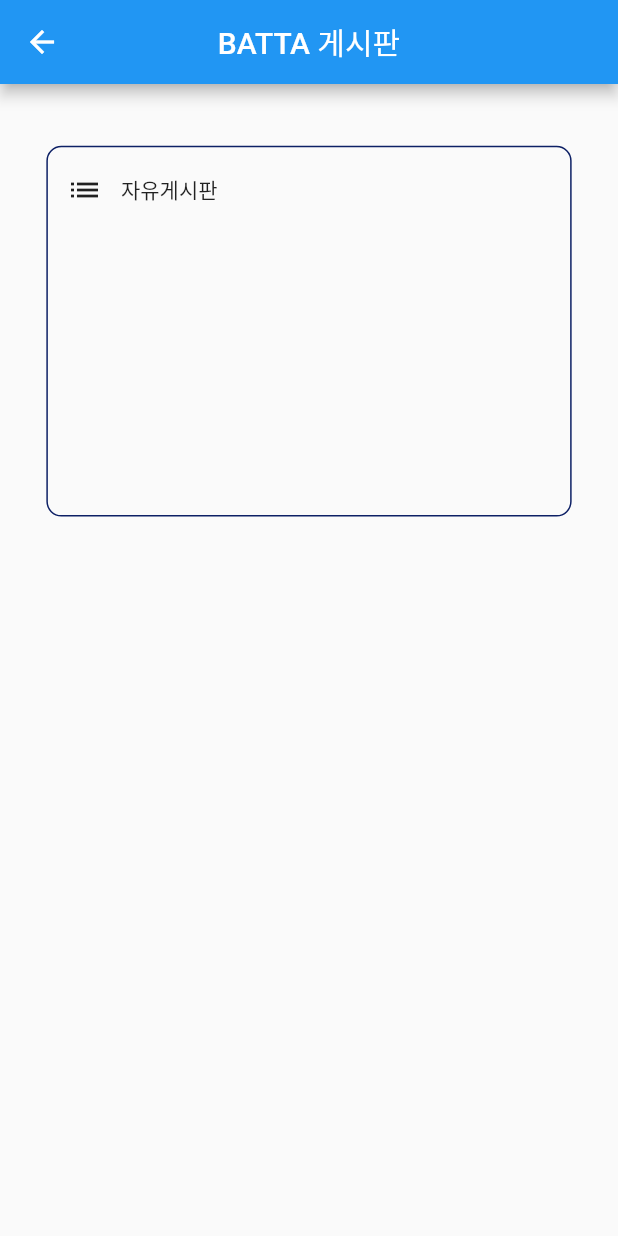
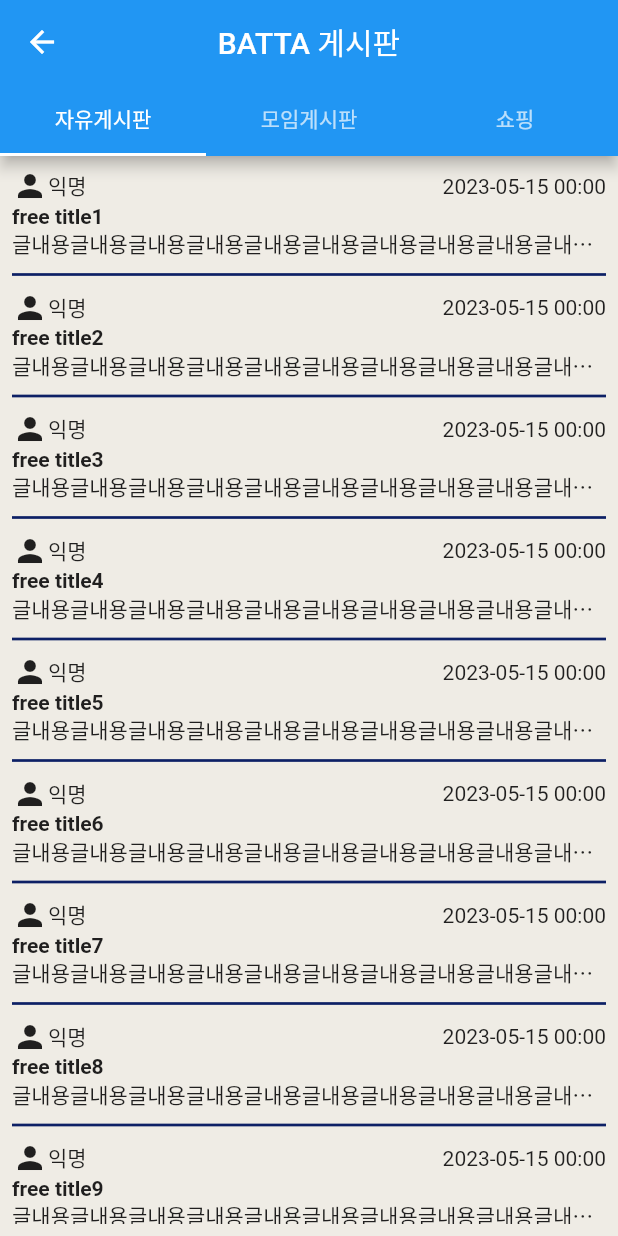
Before and after one commit to bioroid17/MediaProject, a Flutter app: the BoardListScreen screen opened directly, on a phone screen of 412 x 824 dp. Run offline on Flutter 3.47's test engine with Material 2 defaults, Android fonts, the phone set to English and light mode, and no system bars.

Commit message:
게시판 리스트 및 내용 보기 UI 구현

```diff
--- /dev/null
+++ b/batta/lib/screen/screen_board.dart
@@ -0,0 +1,46 @@
+import 'package:batta/widget/widget_board.dart';
+import 'package:flutter/material.dart';
+
+class BoardScreen extends StatefulWidget {
+  final String type;
+
+  const BoardScreen({
+    super.key,
+    required this.type,
+  });
+
+  @override
+  State<BoardScreen> createState() => _BoardScreenState();
+}
+
+class _BoardScreenState extends State<BoardScreen> {
+  @override
+  Widget build(BuildContext context) {
+    return SafeArea(
+      child: Padding(
+        padding: const EdgeInsets.all(8.0),
+        child: ListView.separated(
+          scrollDirection: Axis.vertical,
+          itemBuilder: (context, index) {
+            return Board(
+              boardNum: "$index",
+              type: widget.type,
+              title: "${widget.type} title${index + 1}",
+              content:
+                  "글내용글내용글내용글내용글내용글내용글내용글내용글내용글내용글내용글내용글내용글내용글내용글내용글내용글내용글내용글내용글내용글내용글내용글내용글내용글내용글내용글내용글내용글내용글내용글내용글내용글내용글내용글내용글내용글내용글내용글내용글내용글내용글내용글내용글내용글내용글내용글내용글내용글내용글내용글내용",
+              username: "익명",
+              datetime: "2023-05-15 00:00",
+              profImage: "ㅁㄴㅇㄹ",
+            );
+          },
+          separatorBuilder: (context, index) => const Divider(
+            thickness: 1.8,
+            height: 20,
+            color: Color(0xFF0D2065),
+          ),
+          itemCount: 30,
+        ),
+      ),
+    );
+  }
+}
--- a/batta/lib/screen/screen_boardlist.dart
+++ b/batta/lib/screen/screen_boardlist.dart
@@ -1,3 +1,4 @@
+import 'package:batta/screen/screen_board.dart';
 import 'package:flutter/material.dart';
 
 class BoardListScreen extends StatefulWidget {
@@ -8,56 +9,81 @@
 }
 
 class _BoardListScreenState extends State<BoardListScreen> {
+  // final Map<String, dynamic> freeBoardJson = {
   @override
   Widget build(BuildContext context) {
-    Size screenSize = MediaQuery.of(context).size;
-    double width = screenSize.width;
-    double height = screenSize.height;
-
     return SafeArea(
+      child: DefaultTabController(
+        length: 3,
         child: Scaffold(
           appBar: AppBar(
             title: const Text('BATTA 게시판'),
             centerTitle: true,
+            bottom: const TabBar(
+              tabs: [
+                Tab(
+                  text: "자유게시판",
                 ),
-        body: SingleChildScrollView(
-          padding: EdgeInsets.symmetric(vertical: height * 0.05),
-          child: Center(
-            child: Column(
-              children: [
-                Container(
-                  decoration: BoxDecoration(
-                    border: Border.all(
-                      color: const Color(0xFF0D2065),
+                Tab(
+                  text: "모임게시판",
                 ),
-                    borderRadius: BorderRadius.circular(10),
-                  ),
-                  width: width * 0.85,
-                  height: height * 0.3,
-                  padding: EdgeInsets.symmetric(
-                    vertical: height * 0.02,
-                    horizontal: width * 0.03,
-                  ),
-                  child: Column(
-                    crossAxisAlignment: CrossAxisAlignment.start,
-                    children: [
-                      Row(
-                        children: [
-                          const Icon(
-                            Icons.list,
-                          ),
-                          SizedBox(
-                            width: width * 0.03,
-                          ),
-                          const Text("자유게시판"),
-                        ],
+                Tab(
+                  text: "쇼핑",
                 ),
               ],
             ),
           ),
-              ],
+          backgroundColor: const Color(0xFFEFECE5),
+          body: const TabBarView(children: [
+            BoardScreen(
+              type: "free",
             ),
+            BoardScreen(
+              type: "circle",
             ),
+            BoardScreen(
+              type: "shop",
+            ),
+          ]),
+          // body: SingleChildScrollView(
+          //   padding: EdgeInsets.symmetric(vertical: height * 0.05),
+          //   child: Center(
+          //     child: Column(
+          //       children: [
+          //         Container(
+          //           decoration: BoxDecoration(
+          //             border: Border.all(
+          //               color: const Color(0xFF0D2065),
+          //             ),
+          //             borderRadius: BorderRadius.circular(10),
+          //           ),
+          //           width: width * 0.85,
+          //           height: height * 0.3,
+          //           padding: EdgeInsets.symmetric(
+          //             vertical: height * 0.02,
+          //             horizontal: width * 0.03,
+          //           ),
+          //           child: Column(
+          //             crossAxisAlignment: CrossAxisAlignment.start,
+          //             children: [
+          //               Row(
+          //                 children: [
+          //                   const Icon(
+          //                     Icons.list,
+          //                   ),
+          //                   SizedBox(
+          //                     width: width * 0.03,
+          //                   ),
+          //                   const Text("자유게시판"),
+          //                 ],
+          //               ),
+          //             ],
+          //           ),
+          //         ),
+          //       ],
+          //     ),
+          //   ),
+          // ),
         ),
       ),
     );
--- a/batta/lib/screen/screen_home.dart
+++ b/batta/lib/screen/screen_home.dart
@@ -20,6 +20,7 @@
           title: const Text('BATTA 홈'),
           centerTitle: true,
         ),
+        backgroundColor: const Color(0xFFEFECE5),
         body: SingleChildScrollView(
           padding: EdgeInsets.symmetric(vertical: height * 0.05),
           child: Center(
--- a/batta/lib/screen/screen_login.dart
+++ b/batta/lib/screen/screen_login.dart
@@ -22,7 +22,9 @@
           title: const Text('BATTA 로그인'),
           centerTitle: true,
         ),
+        backgroundColor: const Color(0xFFEFECE5),
         body: SingleChildScrollView(
+          padding: EdgeInsets.symmetric(vertical: height * 0.1),
           child: Center(
             child: Container(
               decoration: BoxDecoration(
--- /dev/null
+++ b/batta/lib/widget/widget_board.dart
@@ -0,0 +1,74 @@
+import 'package:batta/screen/screen_boarddetail.dart';
+import 'package:flutter/material.dart';
+
+class Board extends StatelessWidget {
+  final String boardNum, type, title, content, username, datetime;
+  final String? profImage;
+
+  const Board({
+    super.key,
+    required this.boardNum,
+    required this.type,
+    required this.title,
+    required this.content,
+    required this.username,
+    required this.datetime,
+    this.profImage,
+  });
+
+  @override
+  Widget build(BuildContext context) {
+    return GestureDetector(
+      onTap: () {
+        Navigator.push(
+          context,
+          MaterialPageRoute(
+            builder: (context) => BoardDetailScreen(
+              boardNum: boardNum,
+              type: type,
+              title: title,
+              content: content,
+              username: username,
+              datetime: datetime,
+              profImage: profImage,
+            ),
+          ),
+        );
+      },
+      child: Column(
+        children: [
+          Column(
+            crossAxisAlignment: CrossAxisAlignment.start,
+            children: [
+              Row(
+                mainAxisAlignment: MainAxisAlignment.spaceBetween,
+                children: [
+                  Row(
+                    children: [
+                      const Icon(
+                        Icons.person,
+                      ),
+                      Text(username),
+                    ],
+                  ),
+                  Text(datetime),
+                ],
+              ),
+              Text(
+                title,
+                style: const TextStyle(
+                  fontSize: 14,
+                  fontWeight: FontWeight.bold,
+                ),
+              ),
+              Text(
+                content,
+                overflow: TextOverflow.ellipsis,
+              ),
+            ],
+          ),
+        ],
+      ),
+    );
+  }
+}
```
Also changed, not shown: batta/lib/model/model_board.dart (added, +13 -0 lines), batta/lib/model/model_comments.dart (added, +12 -0 lines), batta/lib/screen/screen_boarddetail.dart (added, +157 -0 lines), batta/lib/widget/widget_comments.dart (added, +55 -0 lines). Lines whose indentation alone changed are shown as unchanged.
